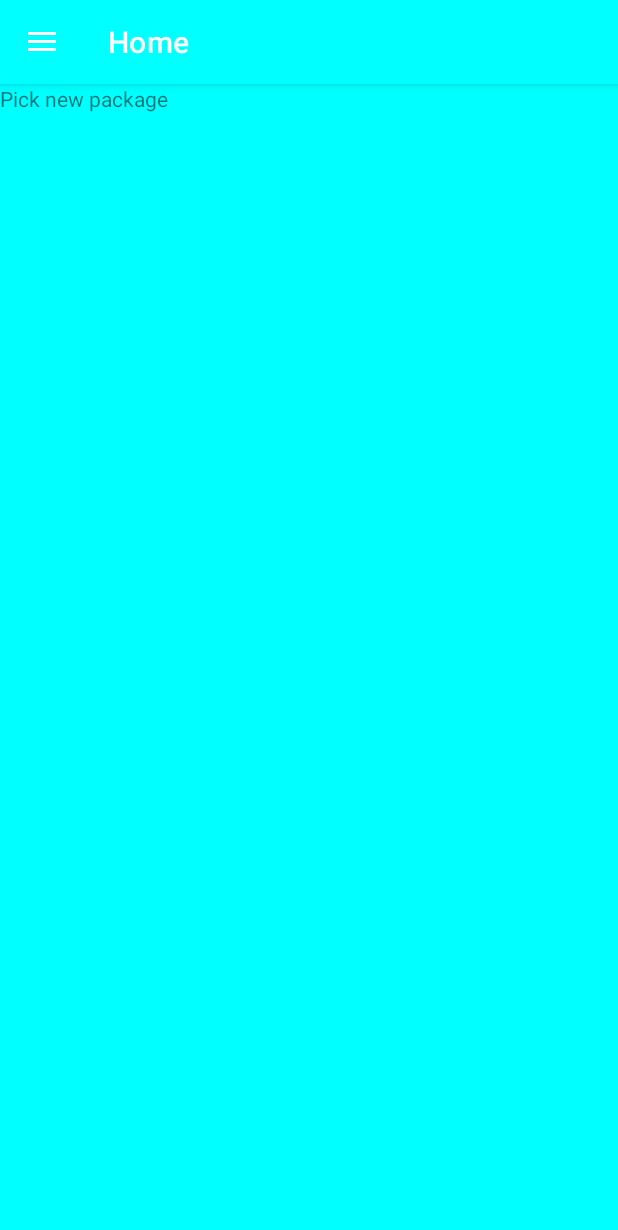
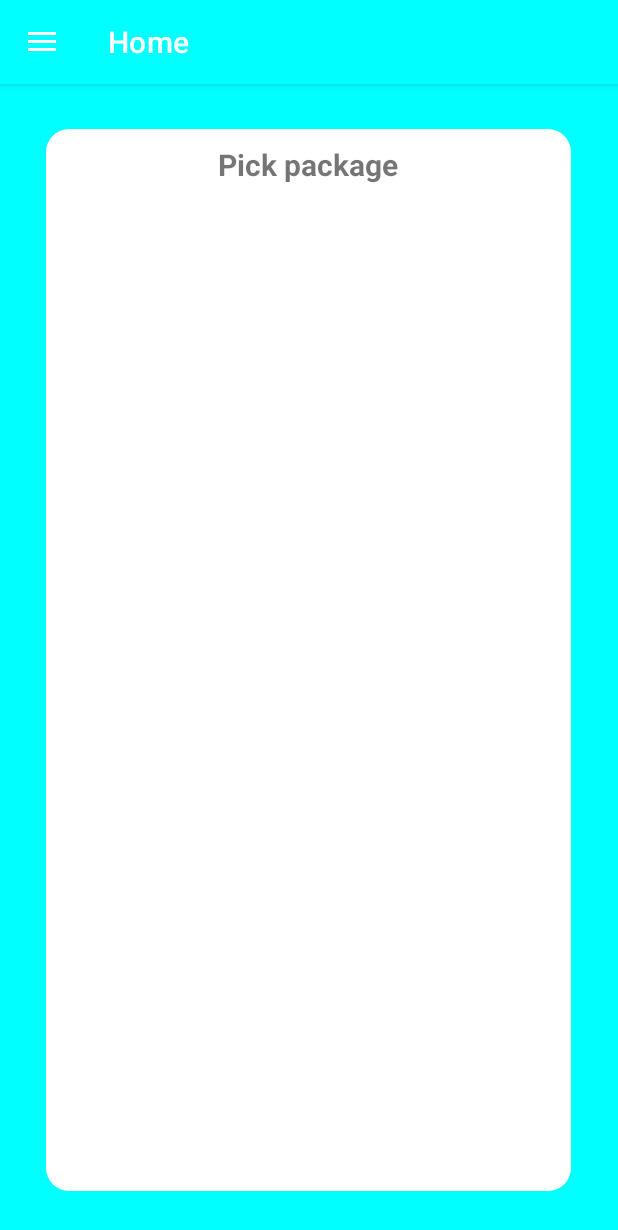
Before and after one commit to idavidkam/weDeliver, an Android app: the ActivityHome screen opened directly, with no data from a screen before it, after a tap on "Pick new package", on a phone screen of 412 x 824 dp. Shown: the top 1230 px of the screen. Run offline under Robolectric (Android 15) with nearby library versions, the phone set to English and light mode, and no system bars; our stand-ins replace Firebase (no records; nobody signed in at launch, a user with empty details on screens opened directly); 2 statements that could not run were skipped; 1 other tap on this screen came first.

Commit message:
1. rename class 2. add design to the fragments

```diff
--- a/app/src/main/java/app/shipcalc/ActivityHome.kt
+++ b/app/src/main/java/app/shipcalc/ActivityHome.kt
@@ -6,9 +6,7 @@ import androidx.appcompat.app.AppCompatActivity
 import android.os.Bundle
 import android.view.MenuItem
 import android.view.View
-import android.widget.Button
-import android.widget.TextView
-import android.widget.Toast
+import android.widget.*
 import androidx.appcompat.app.ActionBarDrawerToggle
 import androidx.appcompat.widget.Toolbar
 import androidx.core.view.GravityCompat
@@ -19,9 +17,13 @@ import java.lang.Exception
 
 class ActivityHome : AppCompatActivity(), NavigationView.OnNavigationItemSelectedListener {
     private lateinit var drawer: DrawerLayout
-    lateinit var addPackageButton: Button
     val repository: Repository = Repository()
     lateinit var user: User
+
+    // TEST12
+    lateinit var listViewPickPackage: ListView
+    var listPackages = arrayListOf<Package>()
+
 
     var auth = FirebaseAuth.getInstance()
 
@@ -62,6 +64,11 @@ class ActivityHome : AppCompatActivity(), NavigationView.OnNavigationItemSelecte
             val alertDialog = alertDialogBuilder.create()
             alertDialog.show()
         }
+        //TEST12
+        listViewPickPackage = findViewById(R.id.ListViewPickPackage)
+        var arrayAdapter : ArrayAdapter<*> = ArrayAdapter(this, android.R.layout.simple_list_item_1,listPackages )
+        listViewPickPackage.setAdapter(arrayAdapter)
+
     }
 
     override fun onBackPressed() {
@@ -92,11 +99,9 @@ class ActivityHome : AppCompatActivity(), NavigationView.OnNavigationItemSelecte
                     FragmentHistoryPackages()
                 ).commit()
             }
-            R.id.nav_addPackage -> {
-                startActivity(Intent(this, ActivityAddPackage::class.java))
-            }
-            R.id.nav_editPackage -> {
-                Toast.makeText(this, "coming soon...", Toast.LENGTH_LONG)
+            R.id.nav_logout -> {
+                //TODO Clear sheredPrefences and logout from the firebase
+                startActivity(Intent(this, ActivityLogin::class.java))
             }
             else -> {
             }
--- /dev/null
+++ b/app/src/main/java/app/shipcalc/PackageStatusEnum.kt
@@ -0,0 +1,5 @@
+package app.shipcalc
+
+enum class PackageStatusEnum {
+    READY, WAITING, DONE
+}
--- a/app/src/main/java/app/shipcalc/Repository.kt
+++ b/app/src/main/java/app/shipcalc/Repository.kt
@@ -13,11 +13,18 @@ import java.lang.Exception
 
 public class Repository {
 
-private lateinit var mAuto : FirebaseAuth
+    private lateinit var mAuto: FirebaseAuth
+    private var dataBase = FirebaseDatabase.getInstance()
+    private val refMyPakcages = dataBase.getReference("packages")
 
-init {
-    mAuto = FirebaseAuth.getInstance()
-}
+    init {
+        mAuto = FirebaseAuth.getInstance()
+    }
+
+    fun getPackages(list: Array<Package>)
+    {
+
+    }
 
     //TODO להעביר את הפיירבייס הזה לאקטיביטי סיינאין כי זה צריך לעבור בין אקטיביטי שונים
     /*fun addUser(user : User){
--- a/app/src/main/res/layout/fragment_pick_package.xml
+++ b/app/src/main/res/layout/fragment_pick_package.xml
@@ -1,12 +1,32 @@
 <?xml version="1.0" encoding="utf-8"?>
-<LinearLayout xmlns:android="http://schemas.android.com/apk/res/android"
-    android:orientation="vertical"
+<RelativeLayout xmlns:android="http://schemas.android.com/apk/res/android"
     android:layout_width="match_parent"
-    android:layout_height="match_parent">
+    android:layout_height="match_parent"
+    android:background="@color/MyColor"
+    android:orientation="vertical">
 
-    <TextView
-        android:id="@+id/textView"
-        android:layout_width="match_parent"
-        android:layout_height="wrap_content"
-        android:text="Pick new package" />
-</LinearLayout>
+    <LinearLayout
+        android:layout_width="350dp"
+        android:layout_height="fill_parent"
+        android:layout_centerHorizontal="true"
+        android:layout_centerVertical="true"
+        android:layout_margin="30dp"
+        android:background="@drawable/login_signin_border"
+        android:orientation="vertical">
+
+        <TextView
+            android:layout_width="wrap_content"
+            android:layout_height="wrap_content"
+            android:text="@string/pick_package"
+            android:layout_gravity="center_horizontal"
+            android:layout_marginBottom="20dp"
+            android:textStyle="bold"
+            android:textSize="20sp"
+            />
+        <ListView
+            android:id="@+id/ListViewPickPackage"
+            android:layout_width="match_parent"
+            android:layout_height="match_parent"/>
+
+    </LinearLayout>
+</RelativeLayout>
--- a/app/src/main/res/menu/drower_menu.xml
+++ b/app/src/main/res/menu/drower_menu.xml
@@ -3,7 +3,9 @@
     xmlns:tools="http://schemas.android.com/tools"
     tools:showIn="navigation_view">
 
-    <group android:checkableBehavior="single">
+    <group
+        android:id="@+id/nav_group"
+        android:checkableBehavior="single">
         <item
             android:id="@+id/nav_pickAPackage"
             android:icon="@drawable/ic_baseline_pick_new_package_24"
@@ -18,14 +20,10 @@
             android:title="History" />
     </group>
 
-    <item android:title="">
-        <menu>
-            <item
-                android:id="@+id/nav_logout"
-                android:icon="@drawable/ic_baseline_logout_24"
-                android:title="Log out" />
-        </menu>
+    <item
+        android:id="@+id/nav_logout"
+        android:icon="@drawable/ic_baseline_logout_24"
+        android:title="Log out" />
 
-    </item>
 
 </menu>
--- a/app/src/main/res/values/strings.xml
+++ b/app/src/main/res/values/strings.xml
@@ -8,4 +8,7 @@
     <string name="ChangePackage">Change package</string>
     <string name="navigation_drawer_open">Open navigation drawer</string>
     <string name="navigation_drawer_close">Close navigation drawer</string>
+    <string name="pick_package">Pick package</string>
+    <string name="wait_package">Waiting packages</string>
+    <string name="history_package">"My Package History "</string>
 </resources>
```
Also changed, not shown: app/src/main/java/app/shipcalc/ActivityAddPackage.kt (deleted, +0 -215 lines), app/src/main/java/app/shipcalc/Package.kt (renamed from app/src/main/java/app/shipcalc/PackageDeliver.kt, +11 -3 lines), app/src/main/res/layout/activity_add_package.xml (deleted, +0 -191 lines), app/src/main/res/layout/fragment_history_package.xml (+29 -9 lines), app/src/main/res/layout/fragment_waiting_packages.xml (+24 -5 lines).
